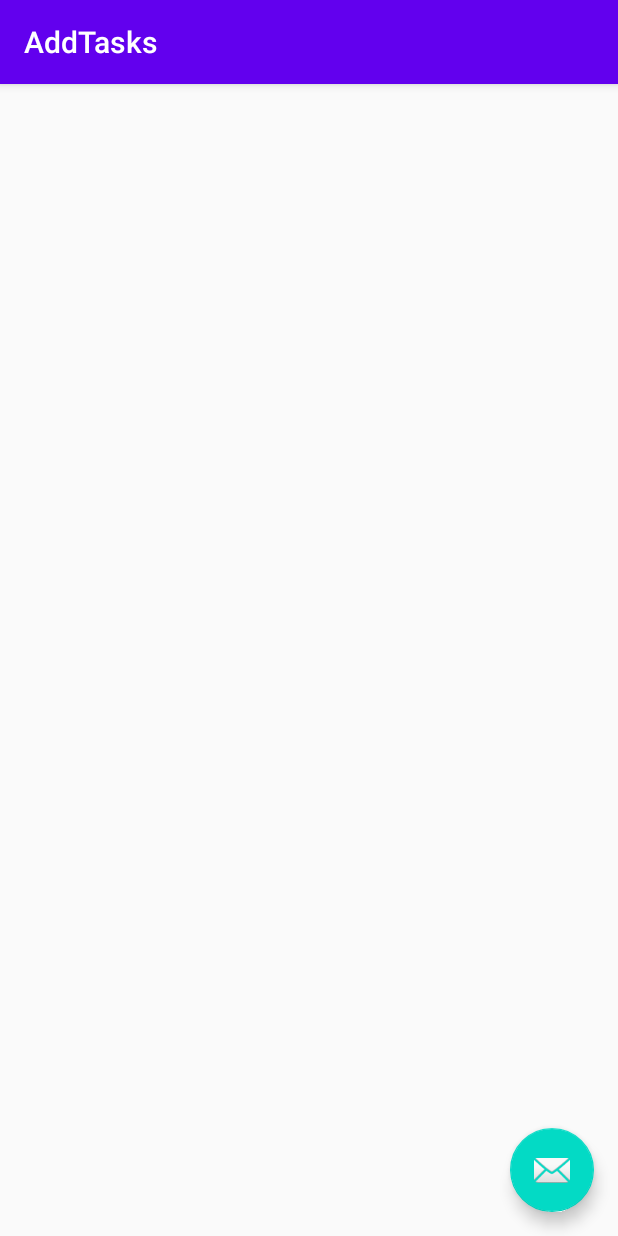
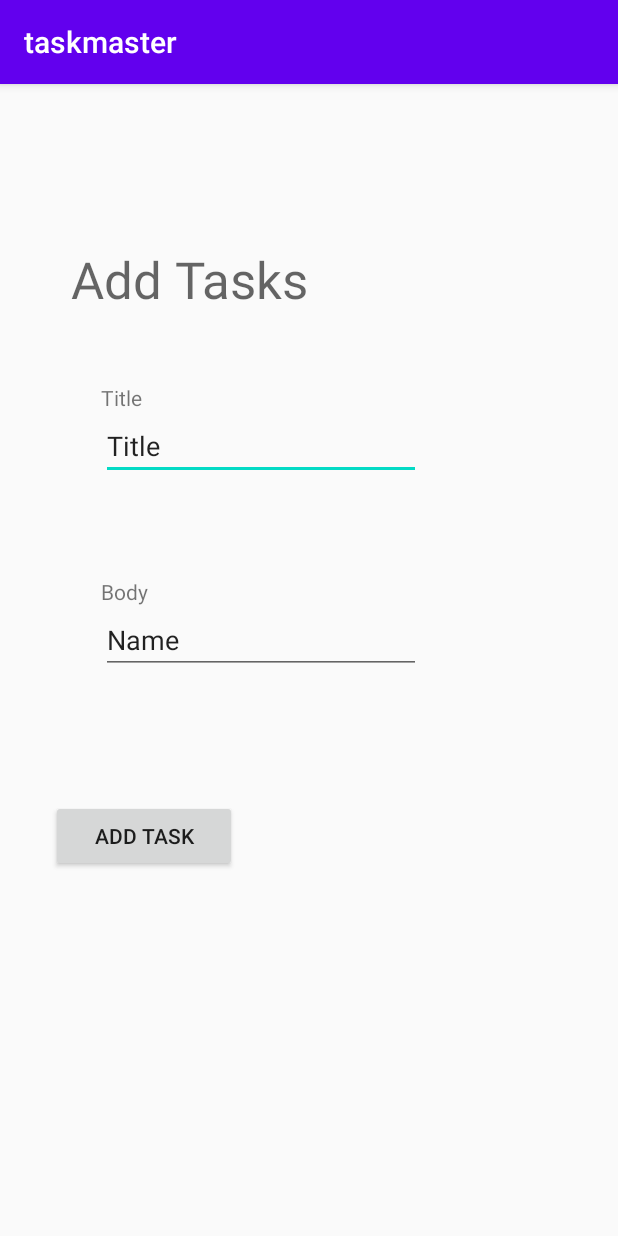
Before and after one commit to KrystianFH/taskmaster, an Android app: the AddTasks screen opened directly, with no data from a screen before it, on a phone screen of 412 x 824 dp. Run offline under Robolectric (Android 15) with nearby library versions, the phone set to English and light mode, and no system bars.

Commit message:
worked on lab assignment

```diff
--- a/app/build.gradle
+++ b/app/build.gradle
@@ -20,6 +20,10 @@ android {
             proguardFiles getDefaultProguardFile('proguard-android-optimize.txt'), 'proguard-rules.pro'
         }
     }
+    compileOptions {
+        sourceCompatibility JavaVersion.VERSION_1_8
+        targetCompatibility JavaVersion.VERSION_1_8
+    }
 }
 
 dependencies {
--- a/app/src/main/AndroidManifest.xml
+++ b/app/src/main/AndroidManifest.xml
@@ -9,10 +9,8 @@
         android:roundIcon="@mipmap/ic_launcher_round"
         android:supportsRtl="true"
         android:theme="@style/AppTheme">
-        <activity
-            android:name=".AddTasks"
-            android:label="@string/title_activity_add_tasks"
-            android:theme="@style/AppTheme.NoActionBar"></activity>
+        <activity android:name=".AllTasks"></activity>
+        <activity android:name=".AddTasks" />
         <activity android:name=".MainActivity">
             <intent-filter>
                 <action android:name="android.intent.action.MAIN" />
--- a/app/src/main/java/com/krystianfh/taskmaster/AddTasks.java
+++ b/app/src/main/java/com/krystianfh/taskmaster/AddTasks.java
@@ -1,31 +1,14 @@
 package com.krystianfh.taskmaster;
 
+import androidx.appcompat.app.AppCompatActivity;
+
 import android.os.Bundle;
-
-import com.google.android.material.floatingactionbutton.FloatingActionButton;
-import com.google.android.material.snackbar.Snackbar;
-
-import androidx.appcompat.app.AppCompatActivity;
-import androidx.appcompat.widget.Toolbar;
-
-import android.view.View;
 
 public class AddTasks extends AppCompatActivity {
 
     @Override
     protected void onCreate(Bundle savedInstanceState) {
         super.onCreate(savedInstanceState);
-        setContentView(R.layout.activity_add_tasks);
-        Toolbar toolbar = findViewById(R.id.toolbar);
-        setSupportActionBar(toolbar);
-
-        FloatingActionButton fab = findViewById(R.id.fab);
-        fab.setOnClickListener(new View.OnClickListener() {
-            @Override
-            public void onClick(View view) {
-                Snackbar.make(view, "Replace with your own action", Snackbar.LENGTH_LONG)
-                        .setAction("Action", null).show();
-            }
-        });
+        setContentView(R.layout.activity_add_tasks2);
     }
 }
--- /dev/null
+++ b/app/src/main/res/layout/activity_add_tasks2.xml
@@ -0,0 +1,75 @@
+<?xml version="1.0" encoding="utf-8"?>
+<androidx.constraintlayout.widget.ConstraintLayout xmlns:android="http://schemas.android.com/apk/res/android"
+    xmlns:app="http://schemas.android.com/apk/res-auto"
+    xmlns:tools="http://schemas.android.com/tools"
+    android:layout_width="match_parent"
+    android:layout_height="match_parent"
+    tools:context=".AddTasks">
+
+    <TextView
+        android:id="@+id/addTasksPageTitle"
+        android:layout_width="170dp"
+        android:layout_height="46dp"
+        android:text="Add Tasks"
+        android:textAppearance="@style/TextAppearance.AppCompat.Display1"
+        app:layout_constraintBottom_toBottomOf="parent"
+        app:layout_constraintEnd_toEndOf="parent"
+        app:layout_constraintHorizontal_bias="0.196"
+        app:layout_constraintStart_toStartOf="parent"
+        app:layout_constraintTop_toTopOf="parent"
+        app:layout_constraintVertical_bias="0.149" />
+
+    <Button
+        android:id="@+id/addATaskButton"
+        android:layout_width="124dp"
+        android:layout_height="48dp"
+        android:layout_marginTop="324dp"
+        android:text="Add Task"
+        app:layout_constraintEnd_toEndOf="parent"
+        app:layout_constraintHorizontal_bias="0.117"
+        app:layout_constraintStart_toStartOf="parent"
+        app:layout_constraintTop_toBottomOf="@+id/addTasksPageTitle" />
+
+    <TextView
+        android:id="@+id/textView3"
+        android:layout_width="wrap_content"
+        android:layout_height="wrap_content"
+        android:text="Title"
+        app:layout_constraintBottom_toTopOf="@+id/editTitle"
+        app:layout_constraintStart_toStartOf="@+id/editTitle" />
+
+    <TextView
+        android:id="@+id/textView4"
+        android:layout_width="wrap_content"
+        android:layout_height="wrap_content"
+        android:text="Body"
+        app:layout_constraintBottom_toTopOf="@+id/editBody"
+        app:layout_constraintStart_toStartOf="@+id/editBody" />
+
+    <EditText
+        android:id="@+id/editTitle"
+        android:layout_width="wrap_content"
+        android:layout_height="wrap_content"
+        android:layout_marginBottom="84dp"
+        android:ems="10"
+        android:text="Title"
+        app:layout_constraintBottom_toTopOf="@+id/editBody"
+        app:layout_constraintEnd_toEndOf="parent"
+        app:layout_constraintHorizontal_bias="0.338"
+        app:layout_constraintStart_toStartOf="parent"
+        app:layout_constraintTop_toBottomOf="@+id/addTasksPageTitle"
+        app:layout_constraintVertical_bias="1.0" />
+
+    <EditText
+        android:id="@+id/editBody"
+        android:layout_width="wrap_content"
+        android:layout_height="wrap_content"
+        android:layout_marginBottom="84dp"
+        android:ems="10"
+        android:inputType="textLongMessage"
+        android:text="Name"
+        app:layout_constraintBottom_toTopOf="@+id/addATaskButton"
+        app:layout_constraintEnd_toEndOf="parent"
+        app:layout_constraintHorizontal_bias="0.338"
+        app:layout_constraintStart_toStartOf="parent" />
+</androidx.constraintlayout.widget.ConstraintLayout>
--- a/app/src/main/res/values/strings.xml
+++ b/app/src/main/res/values/strings.xml
@@ -9,4 +9,5 @@
 
     <string name="hello_first_fragment">Hello first fragment</string>
     <string name="hello_second_fragment">Hello second fragment. Arg: %1$s</string>
+    <string name="homepage_title">My Tasks</string>
 </resources>
```
Also changed, not shown: app/src/main/java/com/krystianfh/taskmaster/AllTasks.java (added, +36 -0 lines), app/src/main/java/com/krystianfh/taskmaster/MainActivity.java (+15 -12 lines), app/src/main/java/com/krystianfh/taskmaster/MyTasks.java (deleted, +0 -14 lines), app/src/main/res/layout/activity_all_tasks.xml (added, +35 -0 lines), app/src/main/res/layout/activity_main.xml (+25 -26 lines).
